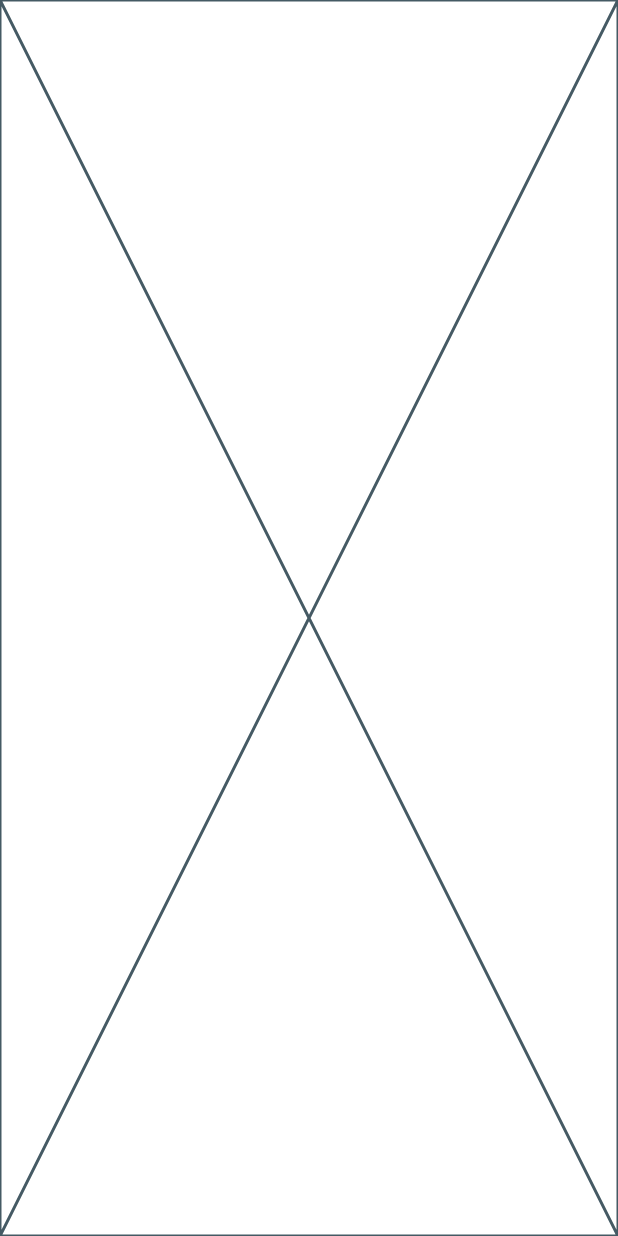
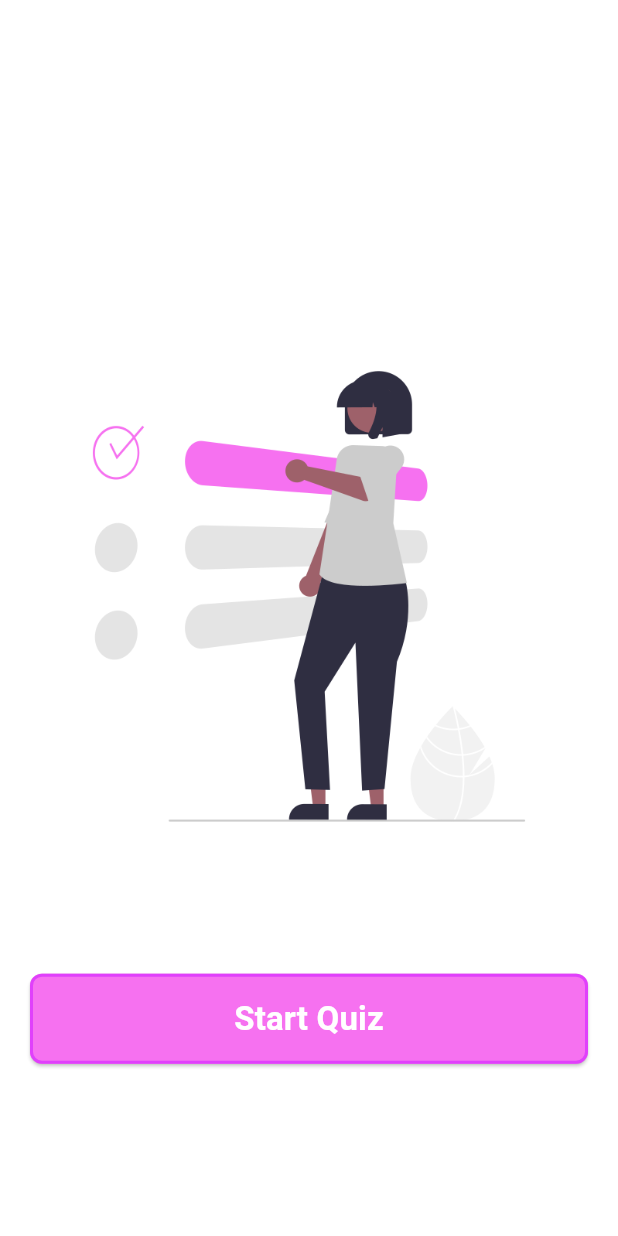
Before and after one commit to VishnukantMULE/quizgame, a Flutter app: the screen it shows after launch, on a phone screen of 412 x 824 dp. Run offline on Flutter 3.47's test engine with Material 3 defaults, Android fonts, the phone set to English and light mode, and no system bars; our stand-ins replace dio, get; missing offline and left inert: dart:ffi.

```diff
--- a/lib/main.dart
+++ b/lib/main.dart
@@ -1,5 +1,7 @@
 import 'package:flutter/material.dart';
-import 'package:quizgame/screens/home/home_view.dart';
+import 'package:get/get.dart';
+import 'package:quizgame/routes/app_pages.dart';
+
 
 void main() {
   runApp(const MyApp());
@@ -10,8 +12,9 @@ class MyApp extends StatelessWidget {
 
   @override
   Widget build(BuildContext context) {
-    return const MaterialApp(
-      home: HomeView(),
+    return GetMaterialApp(
+      initialRoute: AppPages.initial,
+      getPages: AppPages.routes,
     );
   }
 }
--- /dev/null
+++ b/lib/routes/app_pages.dart
@@ -0,0 +1,19 @@
+import 'package:get/get.dart';
+import 'package:quizgame/routes/app_routes.dart';
+import 'package:quizgame/screens/home/home_view.dart';
+import 'package:quizgame/screens/quiz/quiz_view.dart';
+import 'package:quizgame/screens/splash/splash_view.dart';
+
+class AppPages{
+  static const initial=Routes.splachView;
+  static final routes=[
+    GetPage(name: Routes.splachView, page: ()=>SplashView()),
+    GetPage(name: Routes.homeView, page: ()=>HomeView()),
+    GetPage(name: Routes.quizView, page: ()=>QuizView())
+
+
+  ];
+
+
+
+}
--- a/lib/routes/app_routes.dart
+++ b/lib/routes/app_routes.dart
@@ -0,0 +1,5 @@
+abstract class Routes{
+  static const splachView='/splashView';
+  static const homeView='/homeView';
+  static const quizView='/quizView';
+}
--- /dev/null
+++ b/lib/screens/home/home_controller.dart
@@ -0,0 +1,12 @@
+import 'package:flutter/cupertino.dart';
+import 'package:get/get.dart';
+
+import '../../routes/app_routes.dart';
+
+class HomeController extends GetxController
+
+{
+  void gotoQuiz(){
+    Get.offNamed(Routes.quizView);
+  }
+}
--- a/lib/screens/home/home_view.dart
+++ b/lib/screens/home/home_view.dart
@@ -1,10 +1,35 @@
 import 'package:flutter/cupertino.dart';
+import 'package:flutter/material.dart';
+import 'package:get/get.dart';
+import 'package:quizgame/screens/home/home_controller.dart';
+import 'package:quizgame/widgets/app_primary_button.dart';
 
 class HomeView extends StatelessWidget {
-  const HomeView({super.key});
+  final HomeController homeController=Get.put(HomeController());
+   HomeView({super.key});
 
   @override
   Widget build(BuildContext context) {
-    return const Placeholder();
+    return Scaffold(
+      backgroundColor: Colors.white,
+      body: ListView(
+        children: [
+          SizedBox(
+            height: MediaQuery.of(context).size.height * 0.25,
+          ),
+          Image.asset('assets/images/home_undraw.png'),
+          const SizedBox(
+            height: 40,
+          ),
+          Padding(
+            padding: const EdgeInsets.all(20.0),
+            child:  AppPrimaryButton(
+                text: "Start Quiz",
+                onPressed:homeController.gotoQuiz,
+            ),
+          ),
+        ],
+      ),
+    );;
   }
 }
--- /dev/null
+++ b/lib/screens/quiz/quiz_model.dart
@@ -0,0 +1,4 @@
+class QuizModel{
+  bool isQuizReady=false;
+  late List<Map<String,dynamic>> quizData;
+}
--- /dev/null
+++ b/lib/widgets/app_primary_button.dart
@@ -0,0 +1,27 @@
+import 'package:flutter/material.dart';
+import 'package:quizgame/theme/appcolors.dart';
+
+class AppPrimaryButton extends StatelessWidget {
+  final String text;
+  final VoidCallback onPressed;
+  const AppPrimaryButton(
+      {super.key, required this.text, required this.onPressed});
+
+  @override
+  Widget build(BuildContext context) {
+    return ElevatedButton(
+        style: ElevatedButton.styleFrom(
+            backgroundColor: Appcolors.primary,
+            side: const BorderSide(color: Colors.purpleAccent, width: 2),
+            fixedSize: Size(MediaQuery.of(context).size.width - 160, 60),
+            shape: RoundedRectangleBorder(
+              borderRadius: BorderRadius.circular(8),
+            )),
+        onPressed: onPressed,
+        child: Text(
+          text,
+          style: const TextStyle(
+              color: Colors.white, fontSize: 22, fontWeight: FontWeight.bold),
+        ));
+  }
+}
--- a/pubspec.yaml
+++ b/pubspec.yaml
@@ -35,6 +35,8 @@ dependencies:
   # The following adds the Cupertino Icons font to your application.
   # Use with the CupertinoIcons class for iOS style icons.
   cupertino_icons: ^1.0.6
+  get: ^4.6.6
+  dio: ^5.5.0+1
 
 dev_dependencies:
   flutter_test:
@@ -60,7 +62,8 @@ flutter:
 
   # To add assets to your application, add an assets section, like this:
   assets:
-     - images/
+    - assets/images/
+    - assets/gifs/
   #   - images/a_dot_ham.jpeg
 
   # An image asset can refer to one or more resolution-specific "variants", see
```
Also changed, not shown: lib/models/quiz_response.dart (added, +62 -0 lines), lib/screens/quiz/quiz_controller.dart (added, +15 -0 lines), lib/screens/quiz/quiz_view.dart (added, +13 -0 lines), lib/screens/splash/splash_view.dart (added, +21 -0 lines), lib/services/api_service/api_service.dart (added, +27 -0 lines), lib/widgets/app_text_field.dart (added, +16 -0 lines), assets/gifs/quizgame.gif (added), pubspec.lock.
